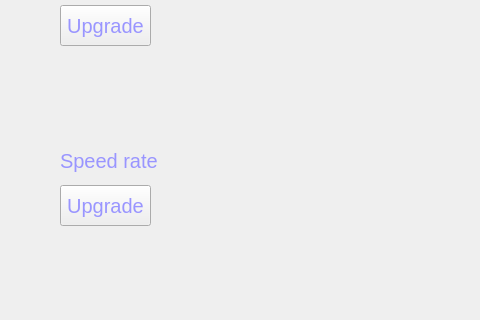
The window that launcher.ui (MCTH2065/Warriors_Of_The_Galaxy) describes before a commit, drawn with Qt 5; both pictures show x 0 to 480 and y 295 to 615 of the 1200 by 900 pixel window.
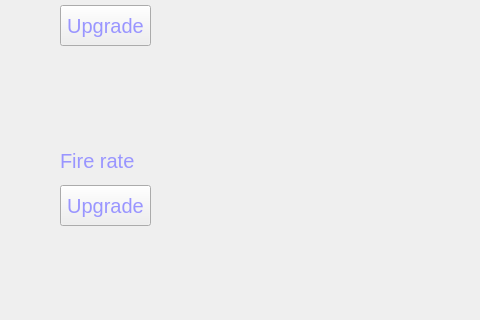
The same window after the commit.

What changed in the file:
```diff
--- a/launcher.ui
+++ b/launcher.ui
@@ -175,7 +175,7 @@
     </rect>
    </property>
    <property name="text">
-    <string>Speed rate</string>
+    <string>Fire rate</string>
    </property>
   </widget>
   <widget class="QSlider" name="setlevel">
```
